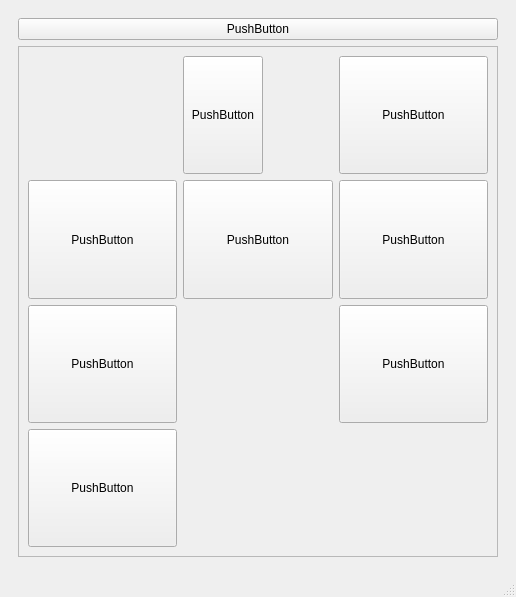
First picture: the form in mainwindow.ui, repository JannisBerndt/Mastermind, before the edit.
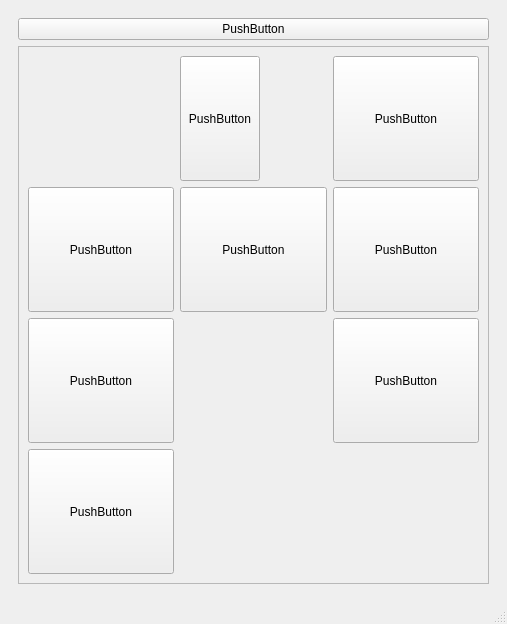
Second picture: the form after the edit.

Commit message: Guess and Color Select Buttons now resize according to the window size and to the same size

```diff
--- a/mainwindow.ui
+++ b/mainwindow.ui
@@ -6,8 +6,8 @@
    <rect>
     <x>0</x>
     <y>0</y>
-    <width>516</width>
-    <height>597</height>
+    <width>507</width>
+    <height>624</height>
    </rect>
   </property>
   <property name="windowTitle">
@@ -143,8 +143,8 @@
             <rect>
              <x>0</x>
              <y>0</y>
-             <width>478</width>
-             <height>489</height>
+             <width>461</width>
+             <height>492</height>
             </rect>
            </property>
            <layout class="QGridLayout" name="gridLayout">
```
Left out of the diff: 4 changed lines with no effect on the pictures. The commit also changes 4 other files.
